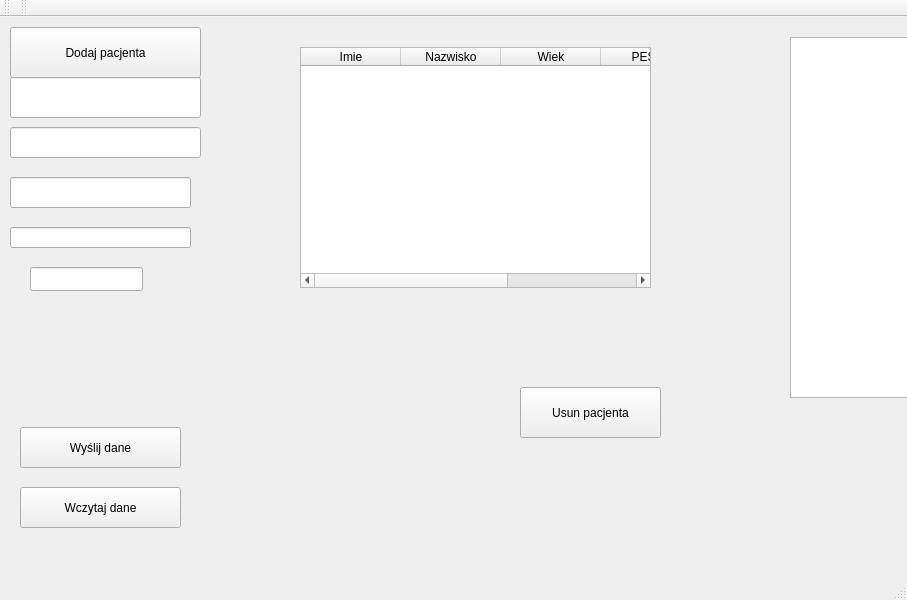
Old version of the form Pacjenci/Pacjenci.ui in the repository Kupsztajn/Jipp.
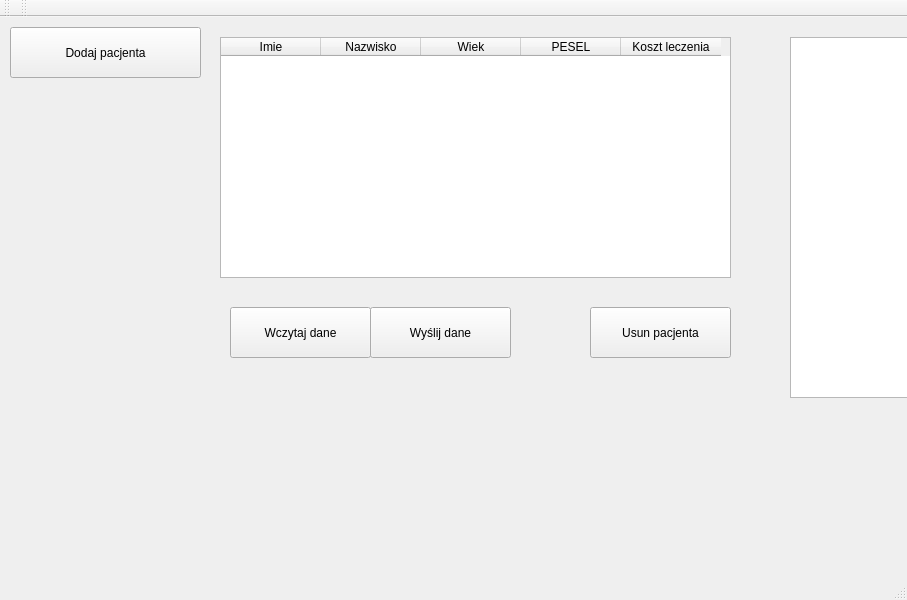
New version of the form.

Commit message: Poprawiono wyglad

```diff
--- a/Pacjenci/Pacjenci.ui
+++ b/Pacjenci/Pacjenci.ui
@@ -36,8 +36,8 @@
    <widget class="QPushButton" name="Button_Usun">
     <property name="geometry">
      <rect>
-      <x>520</x>
-      <y>370</y>
+      <x>590</x>
+      <y>290</y>
       <width>141</width>
       <height>51</height>
      </rect>
@@ -59,23 +59,13 @@
      <set>QAbstractItemView::EditTrigger::DoubleClicked|QAbstractItemView::EditTrigger::EditKeyPressed</set>
     </property>
    </widget>
-   <widget class="QLineEdit" name="lineEdit">
-    <property name="geometry">
-     <rect>
-      <x>10</x>
-      <y>60</y>
-      <width>191</width>
-      <height>41</height>
-     </rect>
-    </property>
-   </widget>
    <widget class="QPushButton" name="SendDataButton">
     <property name="geometry">
      <rect>
-      <x>20</x>
-      <y>410</y>
-      <width>161</width>
-      <height>41</height>
+      <x>370</x>
+      <y>290</y>
+      <width>141</width>
+      <height>51</height>
      </rect>
     </property>
     <property name="text">
@@ -85,9 +75,9 @@
    <widget class="QTableWidget" name="tabela_pacjentow">
     <property name="geometry">
      <rect>
-      <x>300</x>
-      <y>30</y>
-      <width>351</width>
+      <x>220</x>
+      <y>20</y>
+      <width>511</width>
       <height>241</height>
      </rect>
     </property>
@@ -117,53 +107,13 @@
      </property>
     </column>
    </widget>
-   <widget class="QLineEdit" name="lineEdit_2">
-    <property name="geometry">
-     <rect>
-      <x>10</x>
-      <y>110</y>
-      <width>191</width>
-      <height>31</height>
-     </rect>
-    </property>
-   </widget>
-   <widget class="QLineEdit" name="lineEdit_3">
-    <property name="geometry">
-     <rect>
-      <x>10</x>
-      <y>160</y>
-      <width>181</width>
-      <height>31</height>
-     </rect>
-    </property>
-   </widget>
-   <widget class="QLineEdit" name="lineEdit_4">
-    <property name="geometry">
-     <rect>
-      <x>10</x>
-      <y>210</y>
-      <width>181</width>
-      <height>21</height>
-     </rect>
-    </property>
-   </widget>
-   <widget class="QLineEdit" name="lineEdit_5">
-    <property name="geometry">
-     <rect>
-      <x>30</x>
-      <y>250</y>
-      <width>113</width>
-      <height>24</height>
-     </rect>
-    </property>
-   </widget>
    <widget class="QPushButton" name="ReadDataButton">
     <property name="geometry">
      <rect>
-      <x>20</x>
-      <y>470</y>
-      <width>161</width>
-      <height>41</height>
+      <x>230</x>
+      <y>290</y>
+      <width>141</width>
+      <height>51</height>
      </rect>
     </property>
     <property name="text">
```
